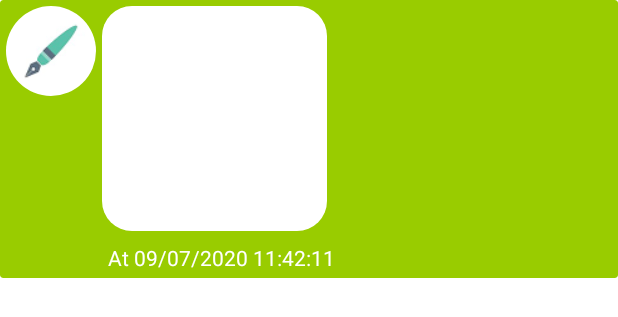
After one commit to Priyanka-Sachan/PenCast, an Android app: the layout card_chat_from_image.xml on its own in the app's theme, with its tools: preview values and no code run, on a phone screen of 412 x 824 dp. The commit adds this screen. Shown: the top 317 px of the screen. Run offline under Robolectric (Android 15) with nearby library versions, the phone set to English and light mode, and no system bars.

Commit message:
Add image chat.

```diff
--- a/app/src/main/java/com/example/pencast/ui/chat/ChatToItem.kt
+++ b/app/src/main/java/com/example/pencast/ui/chat/ChatToTextItem.kt
@@ -10,7 +10,7 @@ import kotlinx.android.synthetic.main.card_user.view.*
 import java.text.SimpleDateFormat
 import java.util.*
 
-class ChatToItem(val chat: Chat,val profileImage:String) : Item<GroupieViewHolder>() {
+class ChatToTextItem(val chat: Chat, val profileImage:String) : Item<GroupieViewHolder>() {
     override fun getLayout(): Int {
         return R.layout.card_chat_to_text
     }
--- /dev/null
+++ b/app/src/main/res/layout/card_chat_from_image.xml
@@ -0,0 +1,54 @@
+<?xml version="1.0" encoding="utf-8"?>
+<androidx.cardview.widget.CardView xmlns:android="http://schemas.android.com/apk/res/android"
+    xmlns:app="http://schemas.android.com/apk/res-auto"
+    xmlns:tools="http://schemas.android.com/tools"
+    android:layout_width="match_parent"
+    android:layout_height="wrap_content"
+    app:cardBackgroundColor="@color/colorPrimary"
+    app:cardElevation="0dp">
+
+    <androidx.constraintlayout.widget.ConstraintLayout
+        android:layout_width="match_parent"
+        android:layout_height="match_parent">
+
+        <de.hdodenhof.circleimageview.CircleImageView
+            android:id="@+id/image_from"
+            android:layout_width="60dp"
+            android:layout_height="60dp"
+            android:layout_margin="4dp"
+            android:scaleType="centerCrop"
+            android:src="@mipmap/ic_launcher_round"
+            app:layout_constraintLeft_toLeftOf="parent"
+            app:layout_constraintTop_toTopOf="parent" />
+
+        <ImageView
+            android:id="@+id/image_message_from"
+            android:layout_width="150dp"
+            android:layout_height="150dp"
+            android:layout_margin="4dp"
+            android:background="@drawable/rounded_card_less"
+            android:maxWidth="200dp"
+            android:paddingHorizontal="8dp"
+            android:paddingVertical="4dp"
+            android:scaleType="centerCrop"
+            app:layout_constraintLeft_toRightOf="@id/image_from"
+            app:layout_constraintTop_toTopOf="parent"
+            tools:text="Your message" />
+
+        <TextView
+            android:id="@+id/recieve_time"
+            android:layout_width="wrap_content"
+            android:layout_height="wrap_content"
+            android:layout_margin="4dp"
+            android:maxWidth="200dp"
+            android:padding="4dp"
+            android:textColor="@android:color/white"
+            app:layout_constraintLeft_toRightOf="@id/image_from"
+            app:layout_constraintTop_toBottomOf="@id/image_message_from"
+            tools:text="At 09/07/2020 11:42:11" />
+
+
+    </androidx.constraintlayout.widget.ConstraintLayout>
+
+
+</androidx.cardview.widget.CardView>
```
Also changed, not shown: app/src/main/java/com/example/pencast/ui/chat/ChatFragment.kt (+60 -7 lines), app/src/main/java/com/example/pencast/ui/chat/ChatFromImageItem.kt (renamed from app/src/main/java/com/example/pencast/ui/chat/ChatFromItem.kt, +8 -3 lines), app/src/main/java/com/example/pencast/ui/chat/ChatFromTextItem.kt (added, +25 -0 lines), app/src/main/java/com/example/pencast/ui/chat/ChatToImageItem.kt (added, +32 -0 lines), app/src/main/res/layout/card_chat_to_image.xml (added, +53 -0 lines).
